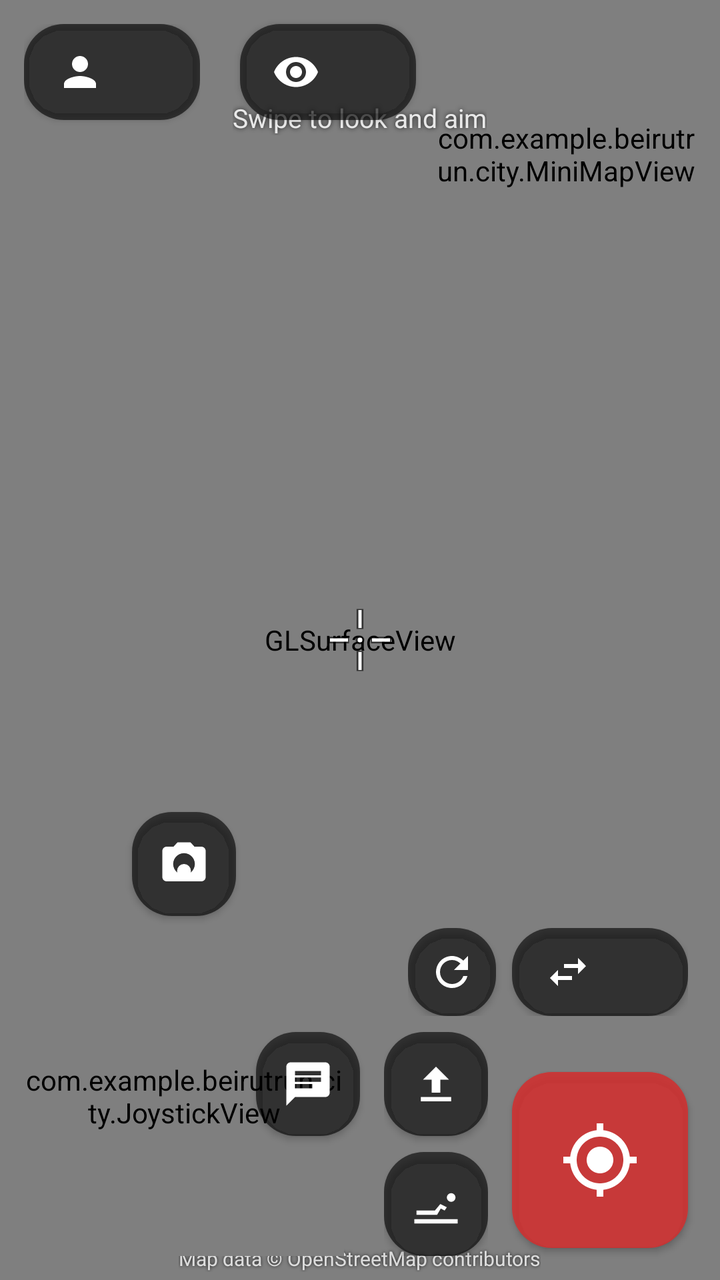
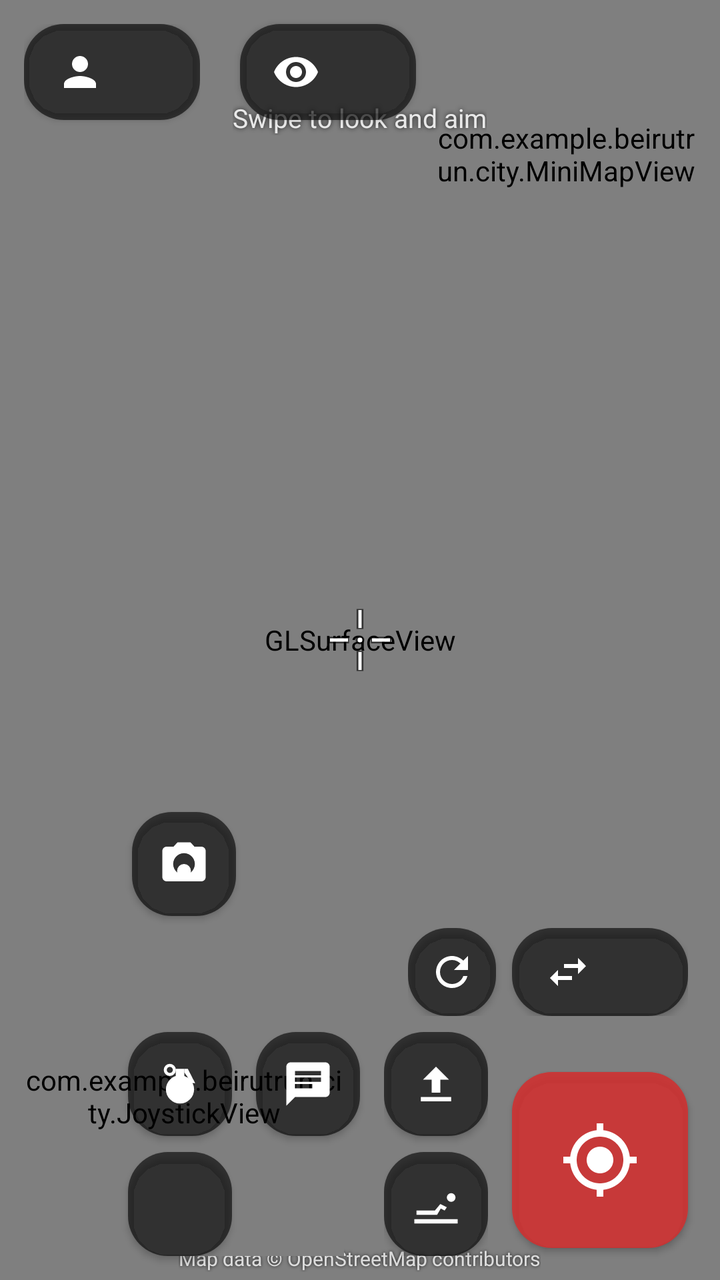

Screens rendered from an Android XML layout before and after an edit, with the pre-edit source and the edit as a unified diff.
<!-- AndroidManifest.xml: application theme Theme.Beirutrun -->
<!-- res/layout/activity_city.xml -->
<?xml version="1.0" encoding="utf-8"?>
<FrameLayout xmlns:android="http://schemas.android.com/apk/res/android"
    xmlns:app="http://schemas.android.com/apk/res-auto"
    android:layout_width="match_parent"
    android:layout_height="match_parent"
    android:background="#FF000000">

    <android.opengl.GLSurfaceView
        android:id="@+id/glView"
        android:layout_width="match_parent"
        android:layout_height="match_parent" />

    
    <View
        android:id="@+id/damageFlash"
        android:layout_width="match_parent"
        android:layout_height="match_parent"
        android:alpha="0"
        android:background="#88FF1744"
        android:clickable="false"
        android:focusable="false" />

    
    <ImageView
        android:id="@+id/crosshair"
        android:layout_width="44dp"
        android:layout_height="44dp"
        android:layout_gravity="center"
        android:clickable="false"
        android:contentDescription="@string/aim"
        android:focusable="false"
        android:src="@drawable/ic_crosshair" />

    
    <com.example.beirutrun.city.ScopeOverlayView
        android:id="@+id/scopeOverlay"
        android:layout_width="match_parent"
        android:layout_height="match_parent"
        android:visibility="gone" />

    
    <TextView
        android:id="@+id/banner"
        android:layout_width="wrap_content"
        android:layout_height="wrap_content"
        android:layout_gravity="center"
        android:layout_marginBottom="80dp"
        android:alpha="0"
        android:background="#AA000000"
        android:paddingStart="24dp"
        android:paddingTop="12dp"
        android:paddingEnd="24dp"
        android:paddingBottom="12dp"
        android:textColor="@android:color/white"
        android:textSize="24sp"
        android:textStyle="bold" />

    <LinearLayout
        android:layout_width="wrap_content"
        android:layout_height="wrap_content"
        android:layout_gravity="top|start"
        android:layout_margin="12dp"
        android:orientation="vertical">

        <com.google.android.material.button.MaterialButton
            android:id="@+id/playerButton"
            style="@style/HudButton"
            android:layout_width="wrap_content"
            android:layout_height="wrap_content"
            app:icon="@drawable/ic_person" />

        
        <TextView
            android:id="@+id/statusLabel"
            android:layout_width="wrap_content"
            android:layout_height="wrap_content"
            android:layout_marginStart="4dp"
            android:layout_marginTop="4dp"
            android:shadowColor="#CC000000"
            android:shadowRadius="6"
            android:textColor="@android:color/white"
            android:textSize="13sp"
            android:textStyle="bold" />

        
        <TextView
            android:id="@+id/hearts"
            android:layout_width="wrap_content"
            android:layout_height="wrap_content"
            android:layout_marginStart="4dp"
            android:layout_marginTop="2dp"
            android:letterSpacing="0.1"
            android:shadowColor="#CC000000"
            android:shadowRadius="4"
            android:textColor="#FFFF5252"
            android:textSize="20sp" />
    </LinearLayout>

    <com.example.beirutrun.city.MiniMapView
        android:id="@+id/miniMap"
        android:layout_width="130dp"
        android:layout_height="130dp"
        android:layout_gravity="top|end"
        android:layout_margin="12dp" />

    
    <com.google.android.material.button.MaterialButton
        android:id="@+id/viewModeButton"
        style="@style/HudButton"
        android:layout_width="wrap_content"
        android:layout_height="wrap_content"
        android:layout_gravity="top|end"
        android:layout_marginTop="12dp"
        android:layout_marginEnd="152dp"
        app:icon="@drawable/ic_eye" />

    
    <TextView
        android:id="@+id/gameTimer"
        android:layout_width="wrap_content"
        android:layout_height="wrap_content"
        android:layout_gravity="top|center_horizontal"
        android:layout_marginTop="10dp"
        android:background="#99000000"
        android:fontFeatureSettings="tnum"
        android:paddingStart="14dp"
        android:paddingTop="4dp"
        android:paddingEnd="14dp"
        android:paddingBottom="4dp"
        android:textColor="@android:color/white"
        android:textSize="20sp"
        android:textStyle="bold"
        android:visibility="gone" />

    <TextView
        android:layout_width="wrap_content"
        android:layout_height="wrap_content"
        android:layout_gravity="top|center_horizontal"
        android:layout_marginTop="50dp"
        android:shadowColor="#CC000000"
        android:shadowRadius="6"
        android:text="@string/look_hint"
        android:textColor="#DDFFFFFF"
        android:textSize="13sp" />

    
    <TextView
        android:layout_width="wrap_content"
        android:layout_height="wrap_content"
        android:layout_gravity="bottom|center_horizontal"
        android:layout_marginBottom="4dp"
        android:shadowColor="#CC000000"
        android:shadowRadius="4"
        android:text="@string/osm_attribution"
        android:textColor="#CCFFFFFF"
        android:textSize="10sp" />

    <com.example.beirutrun.city.JoystickView
        android:id="@+id/joystick"
        android:layout_width="160dp"
        android:layout_height="160dp"
        android:layout_gravity="bottom|start"
        android:layout_margin="12dp" />

    
    <com.google.android.material.button.MaterialButton
        android:id="@+id/dropButton"
        style="@style/HudRoundButton"
        android:layout_width="52dp"
        android:layout_height="52dp"
        android:layout_gravity="bottom|start"
        android:layout_marginStart="66dp"
        android:layout_marginBottom="182dp"
        android:contentDescription="@string/drop_photo"
        app:icon="@drawable/ic_camera" />

    <com.google.android.material.button.MaterialButton
        android:id="@+id/viewPhotoButton"
        style="@style/HudButton"
        android:layout_width="wrap_content"
        android:layout_height="wrap_content"
        android:layout_gravity="bottom|center_horizontal"
        android:layout_marginBottom="24dp"
        android:visibility="gone"
        app:backgroundTint="#DDFFB300"
        app:icon="@drawable/ic_photo" />

    

    
    <com.google.android.material.button.MaterialButton
        android:id="@+id/shootButton"
        style="@style/HudRoundButton"
        android:layout_width="88dp"
        android:layout_height="88dp"
        android:layout_gravity="bottom|end"
        android:layout_margin="16dp"
        android:contentDescription="@string/shoot"
        app:backgroundTint="#DDD32F2F"
        app:icon="@drawable/ic_target"
        app:iconSize="40dp" />

    
    <LinearLayout
        android:layout_width="wrap_content"
        android:layout_height="wrap_content"
        android:layout_gravity="bottom|end"
        android:layout_marginEnd="16dp"
        android:layout_marginBottom="132dp"
        android:gravity="center_vertical"
        android:orientation="horizontal">

        <com.google.android.material.button.MaterialButton
            android:id="@+id/reloadButton"
            style="@style/HudRoundButton"
            android:layout_width="44dp"
            android:layout_height="44dp"
            android:layout_marginEnd="8dp"
            android:contentDescription="@string/reload"
            app:icon="@drawable/ic_reload"
            app:iconSize="24dp" />

        <com.google.android.material.button.MaterialButton
            android:id="@+id/weaponButton"
            style="@style/HudButton"
            android:layout_width="wrap_content"
            android:layout_height="44dp"
            android:fontFeatureSettings="tnum"
            app:icon="@drawable/ic_swap" />
    </LinearLayout>

    
    <com.google.android.material.button.MaterialButton
        android:id="@+id/zoomInButton"
        style="@style/HudRoundButton"
        android:layout_width="52dp"
        android:layout_height="52dp"
        android:layout_gravity="bottom|end"
        android:layout_marginEnd="244dp"
        android:layout_marginBottom="72dp"
        android:contentDescription="@string/zoom_in"
        android:visibility="gone"
        app:icon="@drawable/ic_zoom_in" />

    <com.google.android.material.button.MaterialButton
        android:id="@+id/zoomOutButton"
        style="@style/HudRoundButton"
        android:layout_width="52dp"
        android:layout_height="52dp"
        android:layout_gravity="bottom|end"
        android:layout_marginEnd="244dp"
        android:layout_marginBottom="12dp"
        android:contentDescription="@string/zoom_out"
        android:visibility="gone"
        app:icon="@drawable/ic_zoom_out" />

    
    <LinearLayout
        android:layout_width="wrap_content"
        android:layout_height="wrap_content"
        android:layout_gravity="bottom|end"
        android:layout_marginEnd="116dp"
        android:layout_marginBottom="12dp"
        android:orientation="vertical">

        <com.google.android.material.button.MaterialButton
            android:id="@+id/jumpButton"
            style="@style/HudRoundButton"
            android:layout_width="52dp"
            android:layout_height="52dp"
            android:contentDescription="@string/jump"
            app:icon="@drawable/ic_jump" />

        <com.google.android.material.button.MaterialButton
            android:id="@+id/crawlButton"
            style="@style/HudRoundButton"
            android:layout_width="52dp"
            android:layout_height="52dp"
            android:layout_marginTop="8dp"
            android:contentDescription="@string/crawl"
            app:icon="@drawable/ic_crawl" />
    </LinearLayout>

    
    <com.google.android.material.button.MaterialButton
        android:id="@+id/sayButton"
        style="@style/HudRoundButton"
        android:layout_width="52dp"
        android:layout_height="52dp"
        android:layout_gravity="bottom|end"
        android:layout_marginEnd="180dp"
        android:layout_marginBottom="72dp"
        android:contentDescription="@string/say"
        app:icon="@drawable/ic_chat" />

    
    <com.google.android.material.button.MaterialButton
        android:id="@+id/scopeButton"
        style="@style/HudRoundButton"
        android:layout_width="52dp"
        android:layout_height="52dp"
        android:layout_gravity="bottom|end"
        android:layout_marginEnd="180dp"
        android:layout_marginBottom="12dp"
        android:contentDescription="@string/scope"
        android:visibility="gone"
        app:icon="@drawable/ic_scope" />
</FrameLayout>
<!-- resources referenced by this layout -->
<resources>
  <!-- drawable ic_chat (drawable) -->
  <vector xmlns:android="http://schemas.android.com/apk/res/android"
      android:width="24dp"
      android:height="24dp"
      android:viewportWidth="24"
      android:viewportHeight="24">
      <path
          android:fillColor="#FFFFFFFF"
          android:pathData="M20,2H4c-1.1,0 -2,0.9 -2,2v18l4,-4h14c1.1,0 2,-0.9 2,-2V4c0,-1.1 -0.9,-2 -2,-2zM6,9h12v2H6V9zM14,14H6v-2h8v2zM18,8H6V6h12v2z" />
  </vector>
  <!-- drawable ic_crawl (drawable) -->
  <vector xmlns:android="http://schemas.android.com/apk/res/android"
      android:width="24dp"
      android:height="24dp"
      android:viewportWidth="24"
      android:viewportHeight="24">
      <path
          android:fillColor="#FFFFFFFF"
          android:pathData="M19,11a2,2 0,1 1,0 -4a2,2 0,1 1,0 4zM3,17v-2h8.5l2.5,-3 3,1.5 -1,1.5 -1.8,-0.9L12.5,17zM2,19h20v2H2z" />
  </vector>
  <!-- drawable ic_jump (drawable) -->
  <vector xmlns:android="http://schemas.android.com/apk/res/android"
      android:width="24dp"
      android:height="24dp"
      android:viewportWidth="24"
      android:viewportHeight="24">
      <path
          android:fillColor="#FFFFFFFF"
          android:pathData="M12,4l-6,6h4v6h4v-6h4zM5,18h14v2H5z" />
  </vector>
  <!-- drawable ic_swap (drawable) -->
  <vector xmlns:android="http://schemas.android.com/apk/res/android"
      android:width="24dp"
      android:height="24dp"
      android:viewportWidth="24"
      android:viewportHeight="24">
      
      <path
          android:fillColor="#FFFFFFFF"
          android:pathData="M6.99,11L3,15l3.99,4v-3H14v-2H6.99v-3zM21,9l-3.99,-4v3H10v2h7.01v3L21,9z" />
  </vector>
  <string name="aim">Aim</string>
  <string name="crawl">Crawl</string>
  <string name="drop_photo">Drop photo</string>
  <string name="jump">Jump</string>
  <string name="look_hint">Swipe to look and aim</string>
  <string name="osm_attribution">Map data © OpenStreetMap contributors</string>
  <string name="reload">Reload</string>
  <string name="say">Say</string>
  <string name="scope">Scope</string>
  <string name="shoot">Shoot</string>
  <string name="zoom_in">Zoom in</string>
  <string name="zoom_out">Zoom out</string>
  <style name="HudRoundButton" parent="HudButton">
          <item name="shapeAppearanceOverlay">@style/CircleImage</item>
          <item name="android:padding">0dp</item>
          <item name="android:minWidth">0dp</item>
          <item name="android:minHeight">0dp</item>
          <item name="iconPadding">0dp</item>
          <item name="iconGravity">textStart</item>
          <item name="iconSize">26dp</item>
      </style>
  <color name="white">#FFFFFFFF</color>
  <style name="CircleImage">
          <item name="cornerFamily">rounded</item>
          <item name="cornerSize">50%</item>
      </style>
  <color name="purple_500">#FF6200EE</color>
  <color name="purple_700">#FF3700B3</color>
  <color name="teal_200">#FF03DAC5</color>
  <color name="teal_700">#FF018786</color>
  <color name="black">#FF000000</color>
  <!-- unchanged entries left out for length: 12 -->
</resources>

<!-- the commit's change to res/layout/activity_city.xml (unified diff, before → after) -->
@@ -37,6 +37,16 @@
         android:layout_width="match_parent"
         android:layout_height="match_parent"
         android:visibility="gone" />
+
+    
+    <View
+        android:id="@+id/flashOverlay"
+        android:layout_width="match_parent"
+        android:layout_height="match_parent"
+        android:alpha="0"
+        android:background="#FFFFFFFF"
+        android:clickable="false"
+        android:focusable="false" />
 
     
     <TextView
@@ -231,12 +241,39 @@
 
     
     <com.google.android.material.button.MaterialButton
+        android:id="@+id/grenadeButton"
+        style="@style/HudRoundButton"
+        android:layout_width="52dp"
+        android:layout_height="52dp"
+        android:layout_gravity="bottom|end"
+        android:layout_marginEnd="244dp"
+        android:layout_marginBottom="72dp"
+        android:contentDescription="@string/grenade_throw"
+        app:icon="@drawable/ic_grenade" />
+
+    <com.google.android.material.button.MaterialButton
+        android:id="@+id/grenadeKindButton"
+        style="@style/HudRoundButton"
+        android:layout_width="52dp"
+        android:layout_height="52dp"
+        android:layout_gravity="bottom|end"
+        android:layout_marginEnd="244dp"
+        android:layout_marginBottom="12dp"
+        android:contentDescription="@string/grenade_kind"
+        android:fontFeatureSettings="tnum"
+        android:gravity="center"
+        android:lineSpacingMultiplier="0.9"
+        android:maxLines="2"
+        android:textSize="10sp" />
+
+    
+    <com.google.android.material.button.MaterialButton
         android:id="@+id/zoomInButton"
         style="@style/HudRoundButton"
         android:layout_width="52dp"
         android:layout_height="52dp"
         android:layout_gravity="bottom|end"
-        android:layout_marginEnd="244dp"
+        android:layout_marginEnd="308dp"
         android:layout_marginBottom="72dp"
         android:contentDescription="@string/zoom_in"
         android:visibility="gone"
@@ -248,7 +285,7 @@
         android:layout_width="52dp"
         android:layout_height="52dp"
         android:layout_gravity="bottom|end"
-        android:layout_marginEnd="244dp"
+        android:layout_marginEnd="308dp"
         android:layout_marginBottom="12dp"
         android:contentDescription="@string/zoom_out"
         android:visibility="gone"
<!-- resource entries referenced after the edit -->
@@ -19,6 +19,27 @@
       <path
           android:fillColor="#FFFFFFFF"
           android:pathData="M19,11a2,2 0,1 1,0 -4a2,2 0,1 1,0 4zM3,17v-2h8.5l2.5,-3 3,1.5 -1,1.5 -1.8,-0.9L12.5,17zM2,19h20v2H2z" />
+  </vector>
+  <!-- drawable ic_grenade (drawable) -->
+  <vector xmlns:android="http://schemas.android.com/apk/res/android"
+      android:width="24dp"
+      android:height="24dp"
+      android:viewportWidth="24"
+      android:viewportHeight="24">
+      <path
+          android:fillColor="#FFFFFFFF"
+          android:pathData="M5.5,14.5a6.5,6.5 0,1 0,13 0a6.5,6.5 0,1 0,-13 0z" />
+      <path
+          android:fillColor="#FFFFFFFF"
+          android:pathData="M10,5h4v3.4h-4z" />
+      <path
+          android:fillColor="#FFFFFFFF"
+          android:pathData="M14,5h1.6l3.4,6.6h-1.7l-3.3,-5z" />
+      <path
+          android:fillColor="#00000000"
+          android:strokeColor="#FFFFFFFF"
+          android:strokeWidth="1.4"
+          android:pathData="M5.2,5.5a2.1,2.1 0,1 0,4.2 0a2.1,2.1 0,1 0,-4.2 0z" />
   </vector>
   <!-- drawable ic_jump (drawable) -->
   <vector xmlns:android="http://schemas.android.com/apk/res/android"
@@ -44,6 +65,8 @@
   <string name="aim">Aim</string>
   <string name="crawl">Crawl</string>
   <string name="drop_photo">Drop photo</string>
+  <string name="grenade_kind">Change grenade</string>
+  <string name="grenade_throw">Throw grenade</string>
   <string name="jump">Jump</string>
   <string name="look_hint">Swipe to look and aim</string>
   <string name="osm_attribution">Map data © OpenStreetMap contributors</string>
